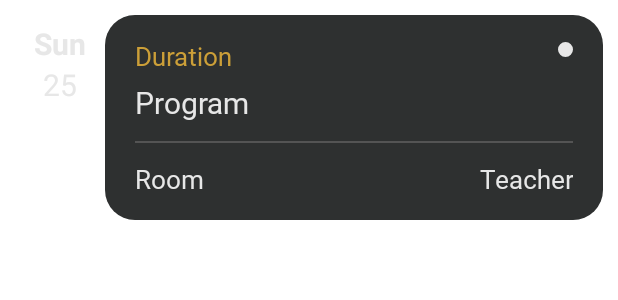
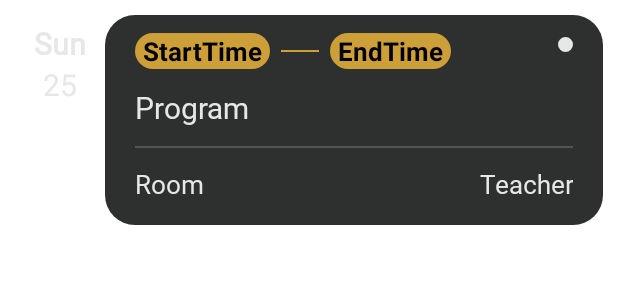
Before and after one commit to sathwikkannam/schedule_app, an Android app: the layout time_line_item.xml on its own in the app's theme, with its tools: preview values and no code run, on a phone screen of 412 x 824 dp. Shown: the top 300 px of the screen. Run offline under Robolectric (Android 15) with nearby library versions, the phone set to English and light mode, and no system bars; Roboto replaces fonts that are not available here.

Commit message:
Change the duration layout

```diff
--- a/app/src/main/java/com/example/schedule_app/TimeLineActivity.java
+++ b/app/src/main/java/com/example/schedule_app/TimeLineActivity.java
@@ -21,8 +21,8 @@ public class TimeLineActivity extends AppCompatActivity {
     @Override
     protected void onCreate(Bundle savedInstanceState) {
         super.onCreate(savedInstanceState);
+        setContentView(R.layout.activity_time_line);
         Objects.requireNonNull(getSupportActionBar()).hide();
-        setContentView(R.layout.activity_time_line);
 
         data = Data.getInstance(getApplicationContext());
         toSchedule = findViewById(R.id.toScheduleView);
--- a/app/src/main/java/com/example/schedule_app/adapter/ScheduleAdapter.java
+++ b/app/src/main/java/com/example/schedule_app/adapter/ScheduleAdapter.java
@@ -46,7 +46,8 @@ public class ScheduleAdapter extends ArrayAdapter<Schedule> {
         TextView info = convertView.findViewById(R.id.Info);
         TextView room = convertView.findViewById(R.id.Room);
 
-        setText.setLanguageBasedText(schedule, date, course, duration, teacher, room, null);
+        setText.setLanguageBasedText(schedule, date, course, duration,
+                            null, null, teacher, room, null);
         setInfo(schedule, info, dot);
         setBackgrounds(position, convertView, date);
         setOnClick(convertView, info, schedule, dot);
--- a/app/src/main/java/com/example/schedule_app/adapter/TimeLineAdapter.java
+++ b/app/src/main/java/com/example/schedule_app/adapter/TimeLineAdapter.java
@@ -14,6 +14,8 @@ import com.example.schedule_app.Data;
 import com.example.schedule_app.Date;
 import com.example.schedule_app.R;
 import com.example.schedule_app.Schedule;
+
+import org.w3c.dom.Text;
 
 import java.util.ArrayList;
 
@@ -37,16 +39,19 @@ public class TimeLineAdapter extends ArrayAdapter<Schedule> {
 
         TextView date = convertView.findViewById(R.id.Date);
         TextView day = convertView.findViewById(R.id.Day);
-        TextView duration = convertView.findViewById(R.id.Duration);
+        TextView startTime = convertView.findViewById(R.id.StartTime);
+        TextView endTime = convertView.findViewById(R.id.EndTime);
         TextView course = convertView.findViewById(R.id.Course);
         TextView teacher = convertView.findViewById(R.id.Teacher);
         TextView room = convertView.findViewById(R.id.Room);
+        View status = convertView.findViewById(R.id.status);
         ViewGroup dateLayout = convertView.findViewById(R.id.TimeLineDate);
-        View view = convertView.findViewById(R.id.status);
 
-        this.setText.setLanguageBasedText(schedule, date, course, duration, teacher, room, day);
-        setBackground(view, position);
+        this.setText.setLanguageBasedText(schedule, date, course, null,
+                                            startTime, endTime, teacher, room, day);
+        setBackground(status, position);
         setVisibility(position, dateLayout);
+
 
         return convertView;
     }
@@ -63,17 +68,16 @@ public class TimeLineAdapter extends ArrayAdapter<Schedule> {
         }
     }
 
-    public void setBackground(View view, int position){
+    public void setBackground(View view, int position) {
         Date date = new Date("dd MMM");
-        if(getItem(position).getFullDate().equals(date.getTodayDate())){
+        if (getItem(position).getFullDate().equals(date.getTodayDate())) {
             view.setVisibility(View.VISIBLE);
             view.getBackground().mutate().setTint(getContext().getResources().getColor(R.color.Yellow));
-        }else{
+        } else {
             view.setVisibility(View.GONE);
         }
+    }
 
-
-    }
 
     @Override
     public void notifyDataSetChanged() {
--- a/app/src/main/java/com/example/schedule_app/adapter/setText.java
+++ b/app/src/main/java/com/example/schedule_app/adapter/setText.java
@@ -2,10 +2,10 @@ package com.example.schedule_app.adapter;
 
 import android.widget.TextView;
 
-import com.example.schedule_app.Date;
 import com.example.schedule_app.Schedule;
-import com.example.schedule_app.Shape;
 import com.example.schedule_app.Translation;
+
+import java.util.StringTokenizer;
 
 
 public class setText {
@@ -19,7 +19,8 @@ public class setText {
     }
 
     public void setLanguageBasedText(Schedule schedule, TextView date, TextView course,
-                                     TextView duration, TextView teacher, TextView room, TextView day){
+                                     TextView duration, TextView startTime, TextView endTime, TextView teacher,
+                                     TextView room, TextView day){
 
         if(day == null){
             if(this.englishSetting){
@@ -39,16 +40,24 @@ public class setText {
 
         }
 
+        if(duration == null){
+            if(schedule.getDuration() != null){
+                StringTokenizer f = new StringTokenizer(schedule.getDuration(), "-");
+                startTime.setText(f.nextToken());
+                endTime.setText(f.nextToken());
+            }else{
+                startTime.setText("N/A");
+                endTime.setText("N/A");
+            }
+
+        }else if(day == null && startTime == null && endTime == null){
+            duration.setText(schedule.getDuration());
+        }
+
         if(schedule.getRoom().length() == 0){
             room.setText("-");
         }else{
             room.setText(schedule.getRoom());
-        }
-
-        if(schedule.getDuration().length() == 0){
-            duration.setText("-");
-        }else{
-            duration.setText(schedule.getDuration());
         }
 
         if(schedule.getTeacher().length() == 0){
--- a/app/src/main/res/layout/time_line_item.xml
+++ b/app/src/main/res/layout/time_line_item.xml
@@ -51,7 +51,7 @@
                     android:layout_height="match_parent"
                     android:text="Sun"
                     android:layout_marginTop="5dp"
-                    android:fontFamily="sans-serif"
+                    android:fontFamily="@font/habibi"
                     android:textSize="20sp"
                     android:textStyle="bold"
                     android:textColor="@color/platinum"
@@ -80,35 +80,87 @@
             android:background="@drawable/rectangle"
             android:backgroundTint="@color/darkGrey">
 
-            <TextView
-                android:id="@+id/Duration"
+            <RelativeLayout
                 android:layout_width="match_parent"
                 android:layout_height="wrap_content"
-                android:fontFamily="@font/habibi"
-                android:text="@string/duration"
-                android:layout_marginTop="15dp"
                 android:layout_marginStart="20dp"
-                android:layout_marginBottom="5dp"
-                android:textSize="17sp"
-                android:textColor="@color/Yellow"/>
+                android:layout_marginEnd="20dp"
+                android:layout_marginTop="12dp"
+                android:layout_marginBottom="15dp"
+                tools:ignore="UselessParent">
+
+                <RelativeLayout
+                    android:layout_width="match_parent"
+                    android:layout_height="wrap_content"
+                    android:id="@+id/TimeDetails">
+
+                    <TextView
+                        android:layout_width="wrap_content"
+                        android:layout_height="wrap_content"
+                        android:text="@string/starttime"
+                        android:paddingLeft="5dp"
+                        android:paddingRight="5dp"
+                        android:id="@+id/StartTime"
+                        android:textColor="@color/black"
+                        android:background="@drawable/rectangle"
+                        android:backgroundTint="@color/Yellow"
+                        android:textStyle="bold"
+                        android:textSize="17sp" />
+
+                    <View
+                        android:layout_width="25dp"
+                        android:layout_height="1dp"
+                        android:layout_marginTop="22dp"
+                        android:layout_marginLeft="7dp"
+                        android:layout_marginRight="7dp"
+                        android:layout_toEndOf="@+id/StartTime"
+                        android:background="@color/Yellow"
+                        android:id="@+id/line1"
+                        android:layout_centerInParent="true"/>
+
+                    <TextView
+                        android:layout_width="wrap_content"
+                        android:layout_height="wrap_content"
+                        android:text="@string/endtime"
+                        android:textColor="@color/black"
+                        android:layout_gravity="end"
+                        android:id="@+id/EndTime"
+                        android:layout_toEndOf="@+id/line1"
+                        android:paddingLeft="5dp"
+                        android:paddingRight="5dp"
+                        android:background="@drawable/rectangle"
+                        android:backgroundTint="@color/Yellow"
+                        android:textStyle="bold"
+                        android:textSize="17sp"/>
+
 
                     <View
                         android:layout_width="10dp"
                         android:layout_height="15dp"
                         android:layout_alignParentEnd="true"
-                android:layout_marginTop="15dp"
-                android:layout_marginEnd="20dp"
                         android:backgroundTint="@color/platinum"
                         android:id="@+id/status"
                         android:background="@drawable/circle"/>
+
+                </RelativeLayout>
+
+                <TextView
+                    android:layout_width="match_parent"
+                    android:layout_height="wrap_content"
+                    android:layout_below="@+id/TimeDetails"
+                    android:gravity="start"
+                    android:text="@string/program"
+                    android:textSize="20sp"
+                    android:id="@+id/Course"
+                    android:layout_marginTop="12dp"
+                    android:fontFamily="@font/habibi"
+                    android:textColor="@color/platinum"/>
 
                 <View
                     android:layout_width="match_parent"
                     android:layout_height="1dp"
                     android:layout_below="@+id/Course"
                     android:background="@color/lightGrey"
-                android:layout_marginStart="20dp"
-                android:layout_marginEnd="20dp"
                     android:layout_marginTop="12dp"
                     android:id="@+id/Line"/>
 
@@ -119,9 +171,8 @@
                     android:layout_below="@+id/Line"
                     android:text="@string/teacher"
                     android:gravity="end"
-                android:layout_marginEnd="20dp"
-                android:layout_marginStart="20dp"
                     android:layout_marginTop="12dp"
+                    android:layout_marginStart="90dp"
                     android:fontFamily="@font/habibi"
                     android:textSize="17sp"
                     android:id="@+id/Teacher"
@@ -133,9 +184,7 @@
                     android:layout_width="wrap_content"
                     android:layout_height="wrap_content"
                     android:layout_below="@+id/Line"
-                android:layout_marginBottom="15dp"
                     android:layout_marginEnd="100dp"
-                android:layout_marginStart="20dp"
                     android:layout_marginTop="12dp"
                     android:fontFamily="@font/habibi"
                     android:text="@string/room"
@@ -143,23 +192,12 @@
                     android:textColor="@color/platinum"/>
 
 
-            <TextView
-                android:layout_width="match_parent"
-                android:layout_height="wrap_content"
-                android:layout_below="@+id/Duration"
-                android:gravity="start"
-                android:layout_marginStart="20dp"
-                android:text="@string/program"
-                android:textSize="20sp"
-                android:id="@+id/Course"
-                android:layout_marginEnd="20dp"
-                android:fontFamily="@font/habibi"
-                android:textColor="@color/platinum"/>
+            </RelativeLayout>
+
 
         </RelativeLayout>
 
     </LinearLayout>
 
 
-
 </LinearLayout>
--- a/app/src/main/res/values/strings.xml
+++ b/app/src/main/res/values/strings.xml
@@ -22,4 +22,6 @@
     <string name="timeline">Timeline</string>
     <string name="schedule">Schedule</string>
     <string name="todo">TODO</string>
+    <string name="endtime">EndTime</string>
+    <string name="starttime">StartTime</string>
 </resources>
```
Lines whose indentation alone changed are shown as unchanged.
